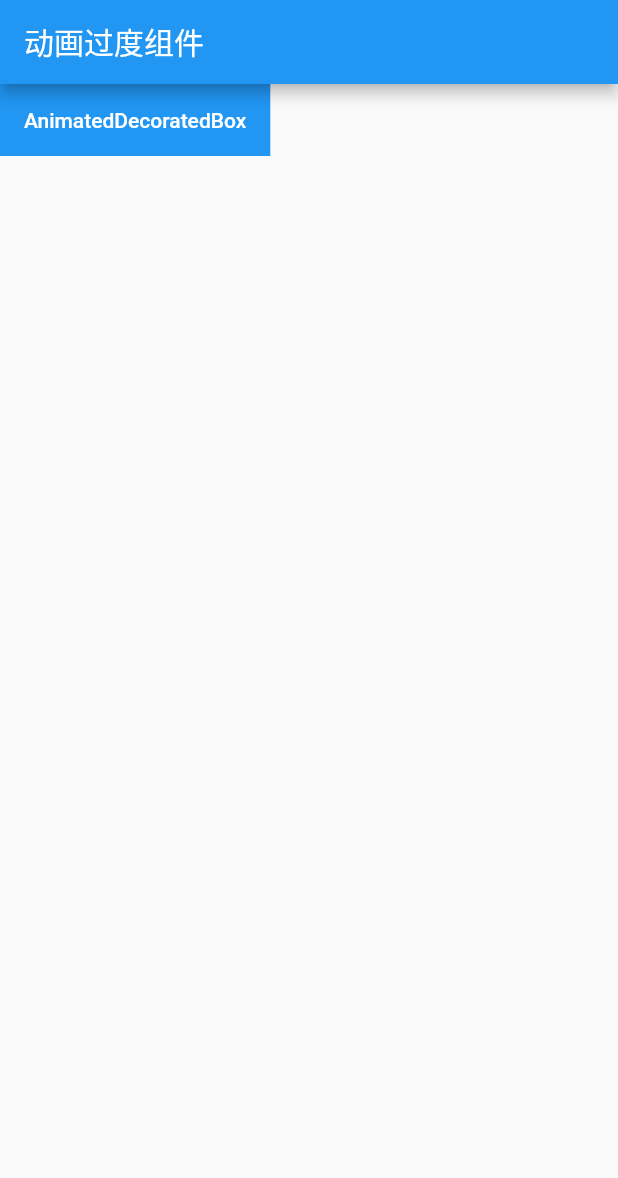
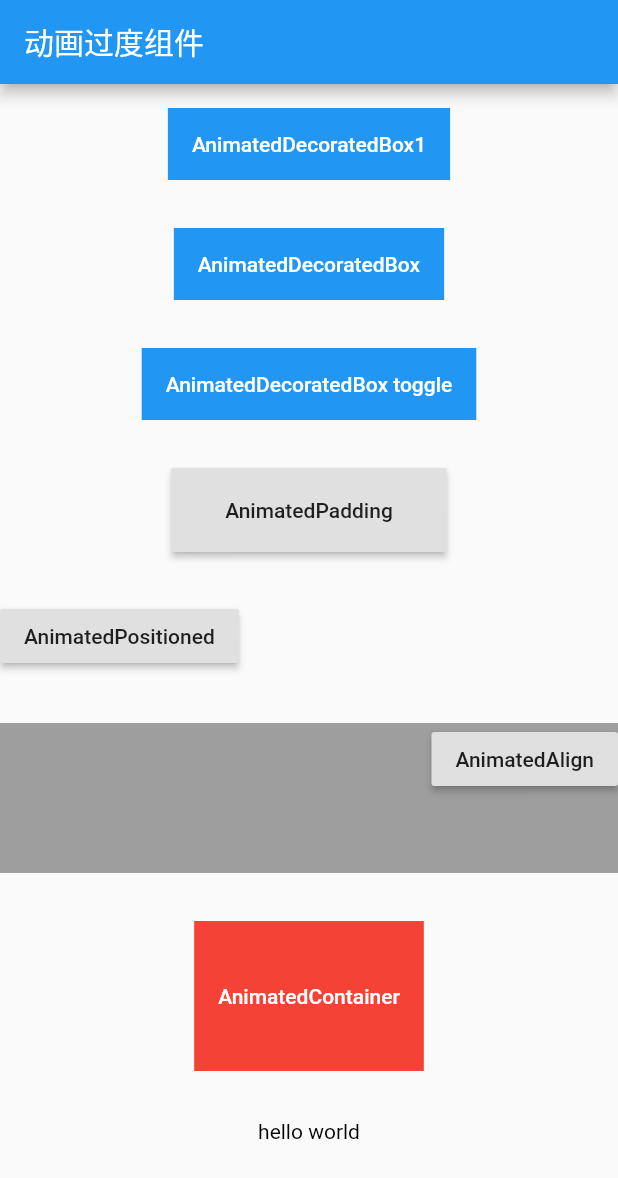
Before and after one commit to lqqjob/Flutter, a Flutter app: the OverAnimationComponent screen opened directly, on a phone screen of 412 x 824 dp. Shown: the top 1178 px of the screen. Run offline on Flutter 3.47's test engine with Material 2 defaults, Android fonts, the light colour scheme and no system bars; missing offline and left inert: dart:ffi.

Commit message:
过渡动画

```diff
--- a/fluttertest/lib/9 动画/AnimationDecoratedBox1.dart
+++ b/fluttertest/lib/9 动画/AnimationDecoratedBox1.dart
@@ -90,3 +90,43 @@ class _AnimationDecoratedBox1State extends State<AnimationDecoratedBox1>
     super.dispose();
   }
 }
+
+class AnimatedDecoratedBox extends ImplicitlyAnimatedWidget {
+  AnimatedDecoratedBox({
+    Key key,
+    @required this.decoration,
+    this.child,
+    Curve curve = Curves.linear,
+    @required Duration duration,
+    Duration reverseDuration,
+  }) : super(
+          key: key,
+          curve: curve,
+          duration: duration,
+        );
+
+  final BoxDecoration decoration;
+  final Widget child;
+
+  ImplicitlyAnimatedWidgetState<ImplicitlyAnimatedWidget> createState() {
+    return _AnimatedDecoratedBoxState();
+  }
+}
+
+class _AnimatedDecoratedBoxState
+    extends AnimatedWidgetBaseState<AnimatedDecoratedBox> {
+  DecorationTween _decoration;
+  @override
+  Widget build(BuildContext context) {
+    return DecoratedBox(
+      decoration: _decoration.evaluate(animation),
+      child: widget.child,
+    );
+  }
+
+  @override
+  void forEachTween(visitor) {
+    _decoration = visitor(_decoration, widget.decoration,
+        (value) => DecorationTween(begin: value));
+  }
+}
--- a/fluttertest/lib/9 动画/OverAnimationComponent.dart
+++ b/fluttertest/lib/9 动画/OverAnimationComponent.dart
@@ -1,34 +1,56 @@
+import 'dart:ffi';
+
 import 'package:flutter/material.dart';
 import 'AnimationDecoratedBox1.dart';
 
 class OverAnimationComponent extends StatefulWidget {
   @override
   State<StatefulWidget> createState() {
-    // TODO: implement createState
     return _OverAnimationComponentState();
   }
 }
 
 class _OverAnimationComponentState extends State<OverAnimationComponent> {
-  Color _decotationColor = Colors.blue;
-  var duration = Duration(seconds: 1);
+  Color _decorationColor = Colors.blue;
+  var duration = Duration(seconds: 5);
+  double _padding = 20;
+  var _align = Alignment.topRight;
+  double _height = 100;
+  double _left = 0;
+  Color _color = Colors.red;
+  TextStyle _style = TextStyle(color: Colors.black);
   @override
   Widget build(BuildContext context) {
-    // TODO: implement build
     return Scaffold(
       appBar: AppBar(
         title: Text("动画过度组件"),
       ),
-      body: Column(
+      body: SingleChildScrollView(
+        child: Column(
           mainAxisAlignment: MainAxisAlignment.start,
           children: <Widget>[
             AnimationDecoratedBox1(
               duration: duration,
-            decoration: BoxDecoration(color: _decotationColor),
+              decoration: BoxDecoration(color: _decorationColor),
               child: FlatButton(
                 onPressed: () {
                   setState(() {
-                  _decotationColor = Colors.red;
+                    _decorationColor = Colors.red;
+                  });
+                },
+                child: Text(
+                  "AnimatedDecoratedBox1",
+                  style: TextStyle(color: Colors.white),
+                ),
+              ),
+            ),
+            AnimatedDecoratedBox(
+              duration: duration,
+              decoration: BoxDecoration(color: _decorationColor),
+              child: FlatButton(
+                onPressed: () {
+                  setState(() {
+                    _decorationColor = Colors.yellow;
                   });
                 },
                 child: Text(
@@ -36,8 +58,120 @@ class _OverAnimationComponentState extends State<OverAnimationComponent> {
                   style: TextStyle(color: Colors.white),
                 ),
               ),
-          )
+            ),
+            AnimatedDecoratedBox(
+              duration: Duration(
+                  milliseconds: _decorationColor == Colors.red ? 400 : 2000),
+              decoration: BoxDecoration(color: _decorationColor),
+              child: FlatButton(
+                onPressed: () {
+                  setState(() {
+                    _decorationColor = _decorationColor == Colors.blue
+                        ? Colors.red
+                        : Colors.blue;
+                  });
+                },
+                child: Text(
+                  "AnimatedDecoratedBox toggle",
+                  style: TextStyle(color: Colors.white),
+                ),
+              ),
+            ),
+            //系统预置的动画过渡组件效果：
+
+            RaisedButton(
+              onPressed: () {
+                setState(() {
+                  _padding = 20;
+                });
+              },
+              child: AnimatedPadding(
+                duration: duration,
+                padding: EdgeInsets.all(_padding),
+                child: Text("AnimatedPadding"),
+              ),
+            ),
+
+            SizedBox(
+              height: 50,
+              child: Stack(
+                children: <Widget>[
+                  AnimatedPositioned(
+                    duration: duration,
+                    left: _left,
+                    child: RaisedButton(
+                      onPressed: () {
+                        setState(() {
+                          _left = 100;
+                        });
+                      },
+                      child: Text("AnimatedPositioned"),
+                    ),
+                  ),
                 ],
+              ),
+            ),
+
+            Container(
+              height: 100,
+              color: Colors.grey,
+              child: AnimatedAlign(
+                duration: duration,
+                alignment: _align,
+                child: RaisedButton(
+                  onPressed: () {
+                    setState(() {
+                      _align = Alignment.center;
+                    });
+                  },
+                  child: Text("AnimatedAlign"),
+                ),
+              ),
+            ),
+
+            AnimatedContainer(
+              duration: duration,
+              height: _height,
+              color: _color,
+              child: FlatButton(
+                onPressed: () {
+                  setState(() {
+                    _height = 150;
+                    _color = Colors.blue;
+                  });
+                },
+                child: Text(
+                  "AnimatedContainer",
+                  style: TextStyle(color: Colors.white),
+                ),
+              ),
+            ),
+
+            AnimatedDefaultTextStyle(
+              style: _style,
+              duration: duration,
+              child: GestureDetector(
+                child: Text("hello world"),
+                onTap: () {
+                  setState(() {
+                    _style = TextStyle(
+                      color: Colors.blue,
+                      decorationStyle: TextDecorationStyle.solid,
+                      decorationColor: Colors.blue,
+                      fontSize: 50.0,
+                    );
+                  });
+                },
+              ),
+            ),
+
+          ].map((e) {
+            return Padding(
+              padding: EdgeInsets.symmetric(vertical: 16),
+              child: e,
+            );
+          }).toList(),
+        ),
       ),
     );
   }
@@ -50,22 +184,20 @@ class AnimatedDecoratedBox extends ImplicitlyAnimatedWidget {
     this.child,
     Curve curve = Curves.linear,
     @required Duration duration,
-    Duration reverseDuration,
-    }):super(
-      key:key,
-      curve:curve,
-      duration:duration,
+  }) : super(
+          key: key,
+          curve: curve,
+          duration: duration,
         );
 
   final BoxDecoration decoration;
   final Widget child;
   @override
   ImplicitlyAnimatedWidgetState<ImplicitlyAnimatedWidget> createState() {
-    // TODO: implement createState
     return _AnimatedDecoratedBoxState();
   }
+}
 
-}
 class _AnimatedDecoratedBoxState
     extends AnimatedWidgetBaseState<AnimatedDecoratedBox> {
   DecorationTween _decoration; //定义一个Tween
```
Lines whose indentation alone changed are shown as unchanged.
